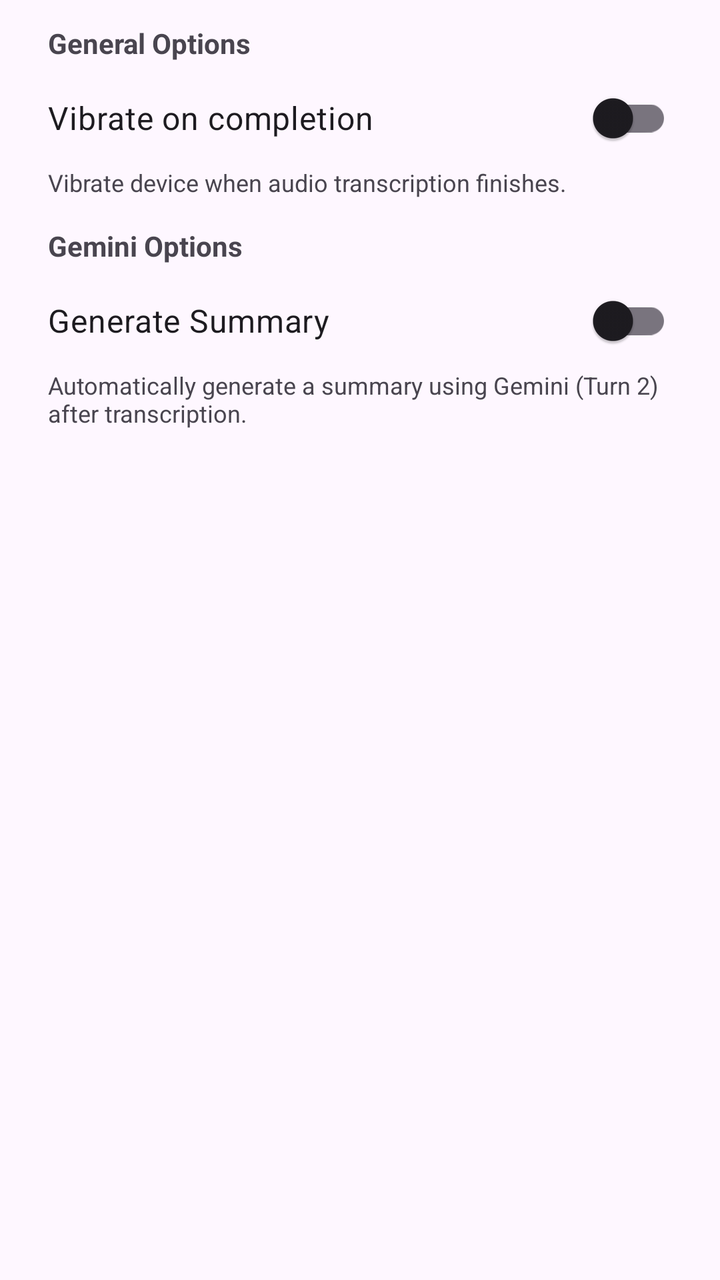
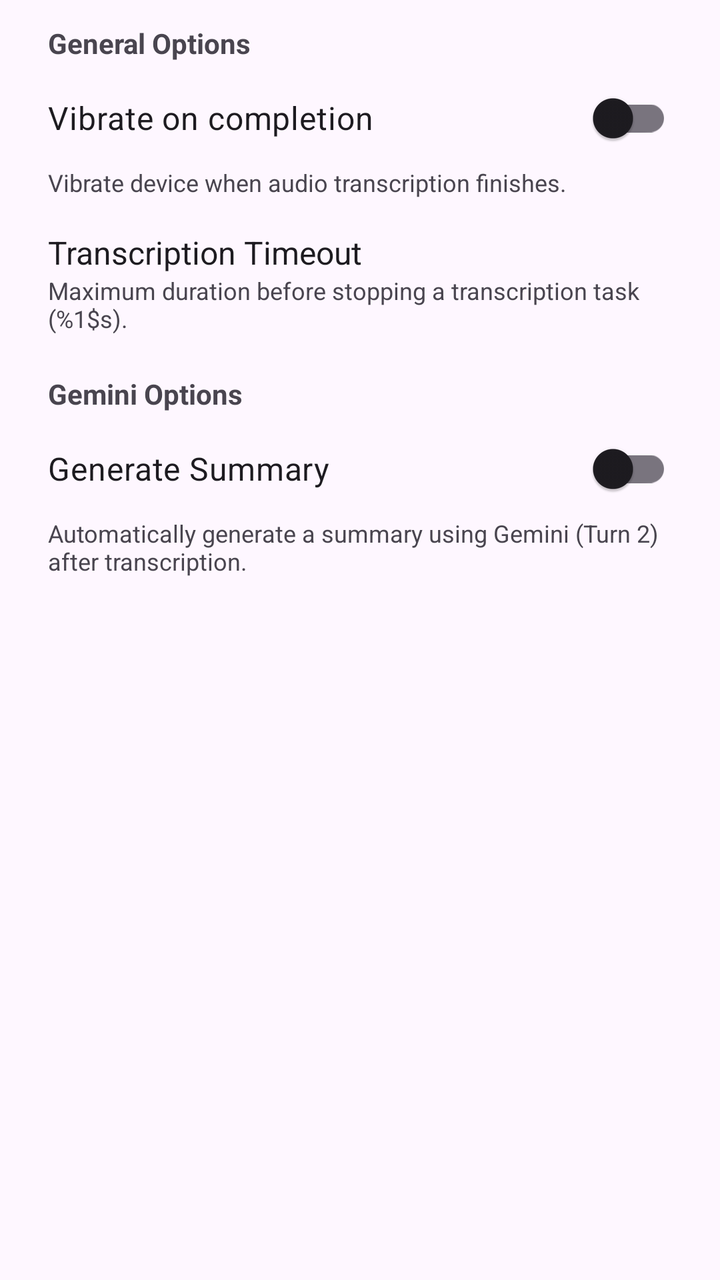

An Android layout rendered at two revisions. The XML below is the earlier revision; the diff shows what the commit changed to produce the second picture.
<!-- AndroidManifest.xml: application theme Theme.Whisperandroidjava -->
<!-- res/layout/dialog_transcription_options.xml -->
<?xml version="1.0" encoding="utf-8"?>
<androidx.core.widget.NestedScrollView xmlns:android="http://schemas.android.com/apk/res/android"
    android:layout_width="match_parent"
    android:layout_height="wrap_content">

    <LinearLayout
        android:layout_width="match_parent"
        android:layout_height="wrap_content"
        android:orientation="vertical"
        android:paddingStart="24dp"
        android:paddingTop="12dp"
        android:paddingEnd="24dp">

        
        <TextView
            android:layout_width="match_parent"
            android:layout_height="wrap_content"
            android:layout_marginBottom="4dp"
            android:text="@string/section_general_options"
            android:textSize="14sp"
            android:textStyle="bold" />

        <com.google.android.material.switchmaterial.SwitchMaterial
            android:id="@+id/switch_vibration"
            android:layout_width="match_parent"
            android:layout_height="wrap_content"
            android:text="@string/option_vibration_title"
            android:textSize="16sp" />

        <TextView
            android:id="@+id/text_vibration_summary"
            android:layout_width="match_parent"
            android:layout_height="wrap_content"
            android:layout_marginBottom="10dp"
            android:text="@string/option_vibration_summary"
            android:textColor="?android:attr/textColorSecondary"
            android:textSize="12sp" />

        
        <TextView
            android:layout_width="match_parent"
            android:layout_height="wrap_content"
            android:layout_marginTop="4dp"
            android:layout_marginBottom="4dp"
            android:text="@string/section_gemini_options"
            android:textSize="14sp"
            android:textStyle="bold" />

        <com.google.android.material.switchmaterial.SwitchMaterial
            android:id="@+id/switch_summary"
            android:layout_width="match_parent"
            android:layout_height="wrap_content"
            android:text="@string/option_include_summary_title"
            android:textSize="16sp" />

        <TextView
            android:id="@+id/text_summary_summary"
            android:layout_width="match_parent"
            android:layout_height="wrap_content"
            android:layout_marginBottom="10dp"
            android:text="@string/option_include_summary_summary"
            android:textColor="?android:attr/textColorSecondary"
            android:textSize="12sp" />

    </LinearLayout>

</androidx.core.widget.NestedScrollView>
<!-- resources referenced by this layout -->
<resources>
  <string name="option_include_summary_summary">Automatically generate a summary using Gemini (Turn 2) after transcription.</string>
  <string name="option_include_summary_title">Generate Summary</string>
  <string name="option_vibration_summary">Vibrate device when audio transcription finishes.</string>
  <string name="option_vibration_title">Vibrate on completion</string>
  <string name="section_gemini_options">Gemini Options</string>
  <string name="section_general_options">General Options</string>
  <style name="Theme.Whisperandroidjava" parent="Theme.Material3.DayNight.NoActionBar">
      
      <item name="colorPrimary">@color/primary_light</item>
      <item name="colorOnPrimary">@color/on_primary_light</item>
      <item name="colorPrimaryContainer">@color/primary_container_light</item>
      <item name="colorOnPrimaryContainer">@color/on_primary_container_light</item>
  
      
      <item name="colorSecondary">@color/secondary_light</item>
      <item name="colorOnSecondary">@color/on_secondary_light</item>
      <item name="colorSecondaryContainer">@color/secondary_container_light</item>
      <item name="colorOnSecondaryContainer">@color/on_secondary_container_light</item>
  
      
      <item name="android:windowBackground">@color/background_light</item>
      <item name="colorSurface">@color/surface_light</item>
      <item name="colorOnSurface">@color/on_surface_light</item>
  
      
      <item name="android:statusBarColor">?attr/colorSurfaceContainer</item>
      <item name="android:windowLightStatusBar">true</item>
    </style>
  <color name="primary_light">#6750A4</color>
  <color name="on_primary_light">#FFFFFF</color>
  <color name="primary_container_light">#EADDFF</color>
  <color name="on_primary_container_light">#21005D</color>
  <color name="secondary_light">#625B71</color>
  <color name="on_secondary_light">#FFFFFF</color>
  <color name="secondary_container_light">#E8DEF8</color>
  <color name="on_secondary_container_light">#1D192B</color>
  <color name="background_light">#FEF7FF</color>
  <color name="surface_light">#FEF7FF</color>
  <color name="on_surface_light">#1D1B20</color>
</resources>

<!-- the commit's change to res/layout/dialog_transcription_options.xml (unified diff, before → after) -->
@@ -36,6 +36,37 @@
             android:textColor="?android:attr/textColorSecondary"
             android:textSize="12sp" />
 
+        <LinearLayout
+            android:id="@+id/layout_timeout_option"
+            android:layout_width="match_parent"
+            android:layout_height="wrap_content"
+            android:minHeight="48dp"
+            android:gravity="center_vertical"
+            android:background="?android:attr/selectableItemBackground"
+            android:clickable="true"
+            android:focusable="true"
+            android:orientation="vertical"
+            android:paddingTop="6dp"
+            android:paddingBottom="6dp"
+            android:layout_marginBottom="10dp">
+
+            <TextView
+                android:id="@+id/text_timeout_title"
+                android:layout_width="match_parent"
+                android:layout_height="wrap_content"
+                android:text="@string/option_timeout_title"
+                android:textColor="?android:attr/textColorPrimary"
+                android:textSize="16sp" />
+
+            <TextView
+                android:id="@+id/text_timeout_summary"
+                android:layout_width="match_parent"
+                android:layout_height="wrap_content"
+                android:text="@string/option_timeout_summary"
+                android:textColor="?android:attr/textColorSecondary"
+                android:textSize="12sp" />
+        </LinearLayout>
+
         
         <TextView
             android:layout_width="match_parent"
<!-- resource entries referenced after the edit -->
@@ -2,6 +2,8 @@
 <resources>
   <string name="option_include_summary_summary">Automatically generate a summary using Gemini (Turn 2) after transcription.</string>
   <string name="option_include_summary_title">Generate Summary</string>
+  <string name="option_timeout_summary">Maximum duration before stopping a transcription task (%1$s).</string>
+  <string name="option_timeout_title">Transcription Timeout</string>
   <string name="option_vibration_summary">Vibrate device when audio transcription finishes.</string>
   <string name="option_vibration_title">Vibrate on completion</string>
   <string name="section_gemini_options">Gemini Options</string>
